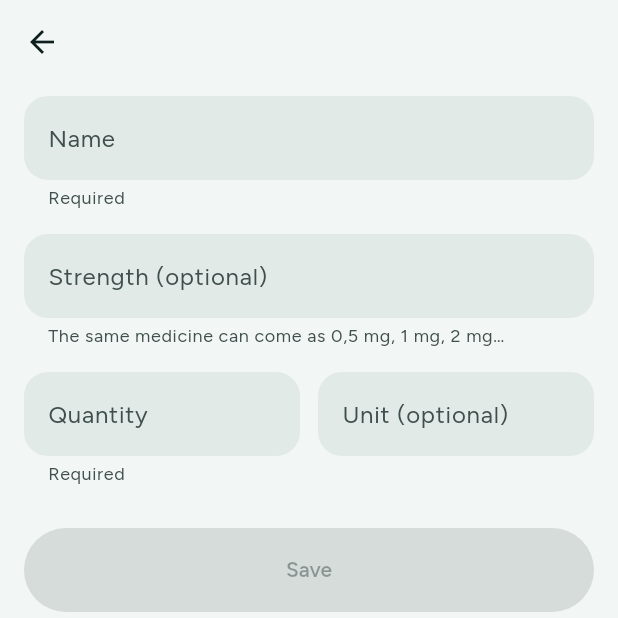
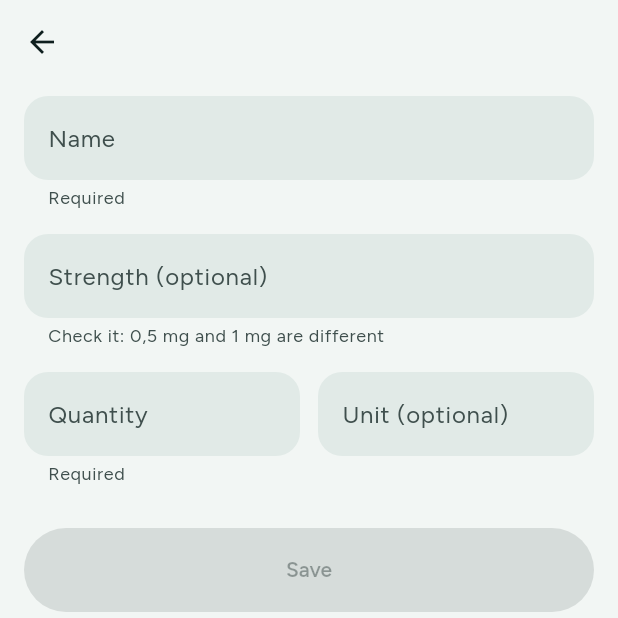
Before and after one commit to fprem/MyProjet, a Flutter app: the MedicineFormScreen screen opened directly with empty values, on a phone screen of 412 x 824 dp, the top half of it. Run offline on Flutter 3.47's test engine with Material 3 defaults, Android fonts, the phone set to English and light mode, and no system bars; our stand-ins replace flutter_secure_storage, image_picker; missing offline and left inert: cryptography, google_mlkit_text_recognition; accounts and stored records are empty.

Commit message:
Shorten the strength hint so it fits on one line
Co-Authored-By: Claude Sonnet 5.5 <noreply@anthropic.com>
Claude-Session: https://claude.ai/code/session_01QLrjet95xN4iKLTV11ACWQ

```diff
--- a/medicine_archive/lib/ui/medicine_form_screen.dart
+++ b/medicine_archive/lib/ui/medicine_form_screen.dart
@@ -125,7 +125,7 @@ class _MedicineFormScreenState extends State<MedicineFormScreen> {
             decoration: const InputDecoration(
               labelText: 'Strength (optional)',
               hintText: 'e.g. 500 mg',
-              helperText: 'The same medicine can come as 0,5 mg, 1 mg, 2 mg…',
+              helperText: 'Check it: 0,5 mg and 1 mg are different',
             ),
           ),
           const SizedBox(height: 16),
```
